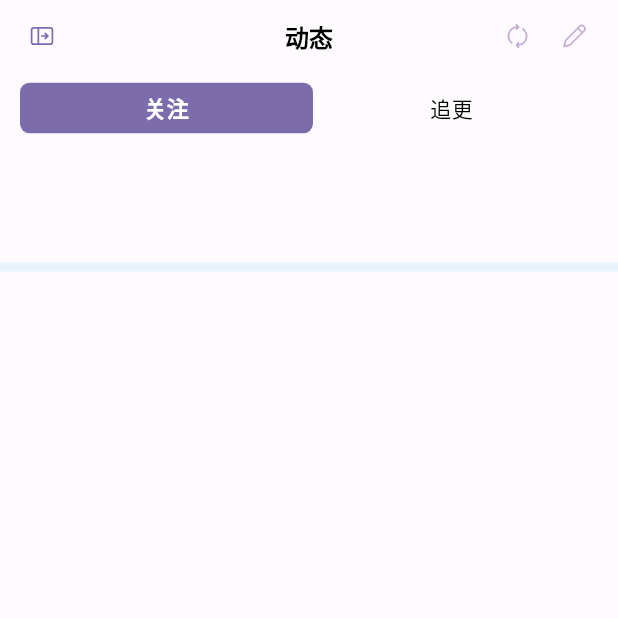
After one commit to Ginsenvey/CC98-Ocean, a Flutter app: the Moments screen opened directly, after a tap on "关注", on a phone screen of 412 x 824 dp, the top half of it. The commit adds this screen. Run offline on Flutter 3.47's test engine with Material 3 defaults, Android fonts, the phone set to English and light mode, and no system bars; our stand-ins replace audioplayers, dropdown_button2, fluentui_system_icons, flutter_riverpod, flutter_secure_storage, shared_preferences and 1 more; missing offline and left inert: bbob_dart, flutter_bbcode, html2md, markdown_widget, media_kit, media_kit_video; accounts and stored records are empty; network calls fail.

Commit message:
新增“动态”页面

```diff
--- /dev/null
+++ b/lib/controls/segmented.dart
@@ -0,0 +1,89 @@
+import 'package:flutter/material.dart';
+
+class SegmentedControl extends StatefulWidget {
+  final List<String> items;
+  final int initialIndex;
+  final ValueChanged<int> onSelected;
+
+  const SegmentedControl({
+    super.key,
+    required this.items,
+    this.initialIndex = 0,
+    required this.onSelected,
+  });
+
+  @override
+  State<SegmentedControl> createState() => _SegmentedControlState();
+}
+
+class _SegmentedControlState extends State<SegmentedControl>
+    with SingleTickerProviderStateMixin {
+  late int _selectedIndex;
+
+  @override
+  void initState() {
+    super.initState();
+    _selectedIndex = widget.initialIndex;
+  }
+
+  void _handleTap(int index) {
+    if (index == _selectedIndex) return;
+    setState(() => _selectedIndex = index);
+    widget.onSelected(index);
+  }
+
+  @override
+  Widget build(BuildContext context) {
+    final theme = Theme.of(context);
+    return Container(
+      height: 40,
+      padding: const EdgeInsets.all(4),
+      decoration: BoxDecoration(
+        color: theme.colorScheme.surfaceVariant.withOpacity(0.5),
+        borderRadius: BorderRadius.circular(8),
+      ),
+      child: Row(
+        mainAxisSize: MainAxisSize.min,
+        children: List.generate(widget.items.length, (index) {
+          final selected = index == _selectedIndex;
+          return Expanded(
+            child: AnimatedScale(
+              scale: selected ? 1.05 : 1.0,
+              duration: const Duration(milliseconds: 150),
+              child: AnimatedContainer(
+                duration: const Duration(milliseconds: 200),
+                curve: Curves.easeOut,
+                margin: const EdgeInsets.symmetric(horizontal: 2),
+                decoration: BoxDecoration(
+                  color: selected
+                      ? theme.colorScheme.primary
+                      : Colors.transparent,
+                  borderRadius: BorderRadius.circular(6),
+                ),
+                child: Material(
+                  type: MaterialType.transparency,
+                  child: InkWell(
+                    borderRadius: BorderRadius.circular(6),
+                    onTap: () => _handleTap(index),
+                    child: Center(
+                      child: Text(
+                        widget.items[index],
+                        style: TextStyle(
+                          color: selected
+                              ? theme.colorScheme.onPrimary
+                              : theme.colorScheme.onSurface,
+                          fontWeight:
+                              selected ? FontWeight.w600 : FontWeight.normal,
+                        ),
+                      ),
+                    ),
+                  ),
+                ),
+              ),
+            ),
+          );
+        }),
+      ),
+    );
+  }
+}
--- /dev/null
+++ b/lib/focus.dart
@@ -0,0 +1,381 @@
+import 'dart:convert';
+import 'dart:io';
+import 'package:cc98_ocean/controls/clickarea.dart';
+import 'package:cc98_ocean/controls/fluent_iconbutton.dart';
+import 'package:cc98_ocean/controls/segmented.dart';
+import 'package:cc98_ocean/core/constants/color_tokens.dart';
+import 'package:cc98_ocean/kernel.dart';
+import 'package:cc98_ocean/main.dart';
+import 'package:cc98_ocean/profile.dart';
+import 'package:cc98_ocean/topic.dart';
+import 'package:fluentui_system_icons/fluentui_system_icons.dart';
+import 'package:flutter/foundation.dart';
+import 'package:flutter/material.dart';
+import 'package:intl/intl.dart';
+import 'package:provider/provider.dart';
+
+class UserInfo{
+  final int userId;
+  final String userName;
+  final String portraitUrl;
+  UserInfo({
+    required this.userId,
+    required this.userName,
+    required this.portraitUrl
+  });
+
+  @override
+  bool operator ==(Object other) =>
+      identical(this, other) ||
+      other is UserInfo && runtimeType == other.runtimeType && userId == other.userId&&userName==other.userName;
+
+  @override
+  int get hashCode => userId.hashCode;
+
+  factory UserInfo.fromJson(Map<String, dynamic> json) {
+    return UserInfo(
+      userId:json["userId"] as int,
+      userName: json["userName"] as String? ??"匿名",
+      portraitUrl: json["portraitUrl"]??""
+    );
+  }
+}
+
+class Moments extends StatefulWidget {
+  const Moments({super.key});
+
+  @override
+  State<Moments> createState() => _MomentsState();
+}
+class _MomentsState extends State<Moments>{
+  int _selected=0;
+  List<UserInfo> users=[];
+  bool isLoading=false;
+  bool hasError=false;
+  String errorMessage="";
+  List<dynamic> posts=[];
+
+  @override
+  void initState() {
+    super.initState();
+    getMoments();
+  }
+
+  Future<void> getMoments()async{
+    setState(() {
+      isLoading=true;
+      hasError=false;
+    });
+    String url="https://api.cc98.org/me/followee/topic?from=0&size=20&order=0";
+    try{
+      String res=await RequestSender.simpleRequest(url);
+    if(!res.startsWith("404:")){
+      final List<dynamic> _data = json.decode(res);
+      final List<String> userIds = _data.map((e) => e['userId'].toString()).toSet().toList();
+      final portraitMap=Deserializer.parseUserPortrait(await RequestSender().getUserPortrait(userIds));
+      final data=_data.map((e){
+        e['portraitUrl'] = portraitMap[e['userId'].toString()]??"";
+          return e;
+      });
+      final newUsers=data.map((e)=>UserInfo(userId: e["userId"] as int? ??0, userName: e["userName"] as String? ??"匿名", portraitUrl: e["portraitUrl"] as String? ??"")).where((e)=>e.portraitUrl!="").toSet().toList();
+      setState(() {
+        users.clear();
+        users.addAll(newUsers);
+        posts.addAll(data);
+        isLoading = false;
+      });
+    }
+    }catch(e){
+      setState(() {
+        isLoading = false;
+        hasError = true;
+        errorMessage = '加载失败: ${e.toString()}';
+      });
+    }
+
+  }
+
+  @override
+  Widget build(BuildContext context){
+    return Scaffold(
+      appBar: AppBar(
+        toolbarHeight: 48,
+        shape: RoundedRectangleBorder(
+          borderRadius: BorderRadius.circular(6),
+        ),
+        actionsPadding: EdgeInsets.only(right: 13),
+        centerTitle: true,
+        leading: Padding(
+          padding: const EdgeInsets.symmetric(horizontal: 12,vertical: 8),
+          child: FluentIconbutton(
+            icon: FluentIcons.panel_left_expand_16_regular,
+            onPressed: () {
+              if (!kIsWeb) {
+                if (Platform.isAndroid || Platform.isIOS) {
+                   context.read<MyAppState>().drawerKey.currentState?.openDrawer();
+                }
+              }
+            },
+          ),
+        ),
+        titleSpacing: 8,
+        actions: [
+          FluentIconbutton(
+            icon: FluentIcons.arrow_sync_16_regular,
+            iconColor: ColorTokens.softPurple,
+            onPressed: () {
+
+            },
+            ),
+          SizedBox(width: 6),
+          FluentIconbutton(
+            icon: FluentIcons.edit_16_regular,
+            iconColor: ColorTokens.softPurple,
+            onPressed: () {
+
+
+            },
+            ),
+        ],
+        title: Text("动态",style: TextStyle(fontSize: 16,fontWeight: FontWeight.bold),)
+      ),
+      body: buildLayout(),
+    );
+  }
+
+  Widget buildLayout(){
+    return CustomScrollView(
+    slivers: [
+      // ① SegmentedControl
+      SliverToBoxAdapter(
+        child: Padding(
+          padding: const EdgeInsets.symmetric(horizontal: 12,vertical: 4),
+          child: SegmentedControl(
+              items: const ['关注', '追更'],
+              initialIndex: _selected,
+              onSelected: (i) => setState(() => _selected = i),),
+        ),
+      ),
+      // ② SizedBox（占位或分隔）
+      SliverToBoxAdapter(
+        child: buildUserList(users),
+      ),
+      SliverToBoxAdapter(child: buildDivider()),
+      // ③ 原 ListView 数据 → SliverList
+      isLoading?SliverToBoxAdapter(child: const Center(child: CircularProgressIndicator(),),):
+      SliverList.separated(
+        itemCount:posts.length ,
+        itemBuilder: (context, index) => buildPostItem(posts[index]),
+        separatorBuilder:(_, __) =>buildDivider()
+
+        ),
+    ],
+  );
+  }
+
+  Widget buildDivider(){
+    if(!kIsWeb){
+                if(Platform.isWindows||Platform.isLinux||Platform.isMacOS){
+                  return Divider(height: 1,thickness: 1, color: ColorTokens.dividerBlue);
+                }
+                else{
+                  return Divider(height: 1,thickness: 6, color: ColorTokens.dividerBlue);
+                }
+              }
+              else{
+                return Divider(height: 1, thickness: 1,color: ColorTokens.dividerBlue);
+              }
+  }
+
+  Widget buildUserList(List<UserInfo> users){
+    return SizedBox(
+      height: 84,
+      child: Padding(
+        padding: const EdgeInsets.symmetric(horizontal: 12,vertical:8),
+        child: ListView.builder(
+          scrollDirection: Axis.horizontal,
+          itemCount: users.length,
+          itemBuilder: (_,i)=>Padding(
+            padding: EdgeInsetsGeometry.symmetric(horizontal: 8),
+            child:buildUserInfo(users[i]) ,
+            )
+          ),
+      ),
+    );
+  }
+  Widget buildUserInfo(UserInfo info){
+    return ClickArea(
+      onTap: () {
+        Navigator.push(
+            context,
+            MaterialPageRoute(
+              builder: (context) => Profile(userId: info.userId,canEscape: true,),
+            ),
+          );
+      },
+      child: Column(
+        spacing: 6,
+        children: [
+          ClipOval(child: Image.network(
+                              info.portraitUrl,
+                              width: 36,
+                              height: 36,
+                              fit: BoxFit.cover,
+                              errorBuilder: (context, error, stackTrace) {
+                                return SizedBox(
+                                  width: 36,
+                                  height: 36,
+                                  child: Text(
+                                    info.userName[0],
+                                    textAlign: TextAlign.center,
+                                    style: const TextStyle(
+                                      fontSize: 14,
+                                      color: ColorTokens.softPink,
+                                      fontWeight: FontWeight.bold,
+
+                                    ),
+                                  ),
+                                );
+                              },
+                            ),
+                          ),
+
+             Text(info.userName,style: TextStyle(color: ColorTokens.softPurple,fontSize: 10),)
+
+        ],
+      ),
+    );
+  }
+
+  Widget buildPostItem(dynamic post) {
+  final ColorScheme colorScheme=ColorScheme.fromSeed(seedColor: ColorTokens.primaryLight);
+  final mediaMap=post["mediaContent"] as Map<String,dynamic>? ??{};//取出第一层
+  final thumbNails=(mediaMap["thumbnail"] as List<dynamic>?)?.cast<String>()??<String>[];
+  return Card(
+    elevation: 0,
+    shape: RoundedRectangleBorder(
+      borderRadius: BorderRadius.circular(0),
+    ),
+    child: ClickArea(
+      onTap: ()=>{Navigator.push(
+            context,
+            MaterialPageRoute(
+              builder: (context) => Topic(topicId: post['id']),
+            ),
+          )},
+      child: Padding(
+        padding: const EdgeInsets.all(12),
+        child: Column(
+          crossAxisAlignment: CrossAxisAlignment.start,
+          children: [
+            // 作者信息和发布时间
+            Row(
+              children: [
+                // 作者头像
+                ClipOval(
+                          child: post["userName"]==null?Text("匿",textAlign: TextAlign.center,style: const TextStyle(
+                                  fontSize: 14,
+                                  color: ColorTokens.softPink,
+                                  fontWeight: FontWeight.bold,
+                                ),):Image.network(
+                            post['portraitUrl'],
+                            width: 36,
+                            height: 36,
+                            fit: BoxFit.cover,
+                            errorBuilder: (context, error, stackTrace) {
+                              return Text(
+                                (post['userName'] != null && post['userName'] != '')
+                                    ? post['userName'][0]
+                                    : '匿',
+                                textAlign: TextAlign.center,
+                                style: const TextStyle(
+                                  fontSize: 14,
+                                  color: ColorTokens.softPink,
+                                  fontWeight: FontWeight.bold,
+
+                                ),
+                              );
+                            },
+                          ),
+                        ),
+                const SizedBox(width: 12),
+                // 作者名和发布时间
+                Expanded(
+                  child: Column(
+                    crossAxisAlignment: CrossAxisAlignment.start,
+                    children: [
+                      Text(
+                        post['userName'] ?? '@ 匿名',
+                        style: const TextStyle(
+                          fontWeight: FontWeight.bold,
+                          fontSize: 14,
+                          color: ColorTokens.primaryLight,
+                        ),
+                      ),
+                      const SizedBox(height: 2),
+                      Text(
+                        DateFormat('yyyy-MM-dd HH:mm').format(post['time'] is DateTime
+                            ? post['createdAt']
+                            : DateTime.parse(post['time'])),
+                        style: const TextStyle(
+                          color: Colors.grey,
+                          fontSize: 12,
+                        ),
+                      ),
+                    ],
+                  ),
+                ),
+                // 收藏按钮
+                FluentIconbutton(icon: FluentIcons.more_vertical_16_regular)
+              ],
+            ),
+            const SizedBox(height: 12),
+            // 帖子标题
+            Text(
+                post['title'],
+                maxLines: 2,
+                overflow: TextOverflow.ellipsis,
+                style: TextStyle(
+                  color: Colors.grey[700],
+                  fontSize: 14,
+                ),
+              ),
+
+            const SizedBox(height: 12),
+            if (thumbNails.isNotEmpty)
+              Wrap(
+                runSpacing: 8,
+                spacing: 12,
+                children: thumbNails
+                    .map((e) => Card(
+                      elevation: 0,
+                      shape: RoundedRectangleBorder(side: BorderSide(color: ColorTokens.softPurple),borderRadius:BorderRadiusGeometry.circular(6)),
+                      child: ClipRRect(
+                        borderRadius: BorderRadiusGeometry.circular(6),
+                        child: Image.network(
+                              e,
+                              width: 150,
+                              fit: BoxFit.contain,
+                              errorBuilder: (context, error, stackTrace) =>
+                                  Text("图片加载失败:$e"),
+                            ),
+                      ),
+                    ))
+                    .toList(),
+              ),
+            // 回复数和浏览量
+            Row(
+              mainAxisAlignment: MainAxisAlignment.spaceBetween,
+              children: [
+                FluentIconbutton(icon: FluentIcons.share_16_regular,iconColor: colorScheme.primary,),
+                FluentIconbutton(icon: FluentIcons.chat_16_regular,iconColor: colorScheme.primary),
+                FluentIconbutton(icon: FluentIcons.chevron_up_16_regular,iconColor: colorScheme.primary)
+              ],
+            ),
+          ],
+        ),
+      ),
+    ),
+  );
+}
+}
--- a/lib/topic.dart
+++ b/lib/topic.dart
@@ -198,7 +198,7 @@ class _TopicState extends State<Topic> {
                         Navigator.push(
             context,
             MaterialPageRoute(
-              builder: (context) => Profile(userId: reply['userId'] as int),
+              builder: (context) => Profile(userId: reply['userId'] as int,canEscape: true,),
             ),
           );
                       },
```
Also changed, not shown: lib/discover.dart (+13 -2 lines), lib/main.dart (+4 -3 lines), lib/profile.dart (+16 -4 lines), 4 other files.
